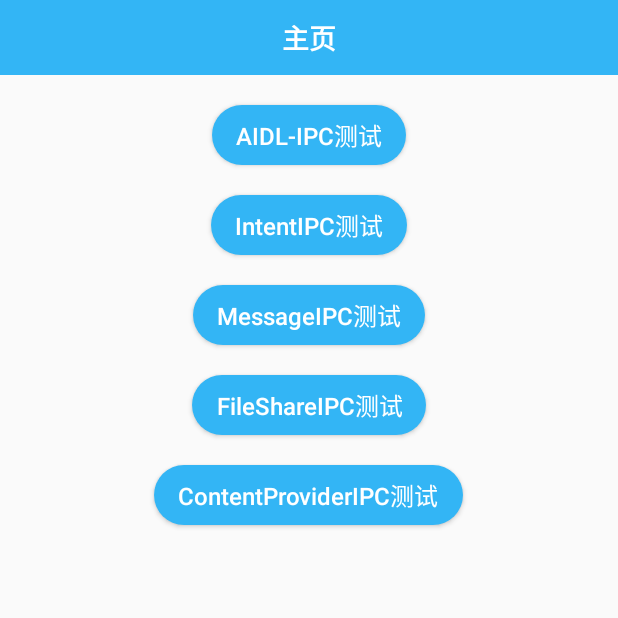
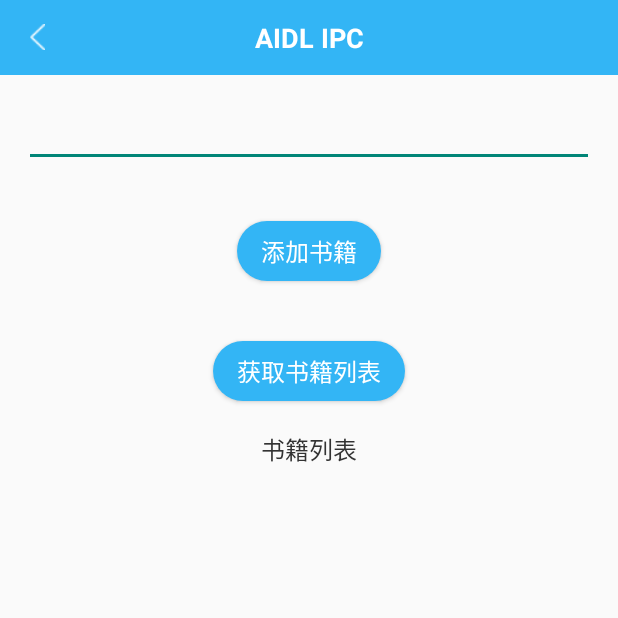
Before and after one commit to dengdongqi/IPC_APP, an Android app: the screen it shows after launch (MainActivity before the commit, AIDLIPCActivity after it), after a tap on "AIDL-IPC测试", on a phone screen of 412 x 824 dp, the top half of it. Run offline under Robolectric (Android 15) with nearby library versions, the phone set to English and light mode, and no system bars; libraries missing offline, so code that uses them is left out: com.blankj.utilcode, com.githang.statusbar; 5 statements that could not run were skipped.

Commit message:
完成 AIDL IPC

```diff
--- a/app/src/main/java/com/dengdongqi/ipc_app/MainActivity.kt
+++ b/app/src/main/java/com/dengdongqi/ipc_app/MainActivity.kt
@@ -7,6 +7,7 @@ import android.support.v4.content.ContextCompat
 import android.view.View
 import com.blankj.utilcode.constant.PermissionConstants
 import com.blankj.utilcode.util.*
+import com.dengdongqi.ipc_app.aidl.AIDLIPCActivity
 import com.dengdongqi.ipc_app.contentProvider.ContentProviderIPCActivity
 import com.dengdongqi.ipc_app.fileShare.FileIpcActivity
 import com.githang.statusbar.StatusBarCompat
@@ -100,6 +101,20 @@ class MainActivity : AppCompatActivity() {
 
         bt5.setOnClickListener {
             //AIDL IPC
+            /*
+                1.创建 AIDL
+                创建要操作的实体类（Book.kt），实现 Parcelable 接口，以便序列化/反序列化;
+                AS下 File - new - AIDL 命名实体类相同名(Book.aidl) 删除默认接口 import 实体类
+                新建 BookController.aidl 文件夹，在其中创建接口 aidl 文件以及实体类的映射 aidl 文件
+                Make project ，生成  Binder 的 Java 文件（app/build/generated.....BookController）
+                2.服务端
+                创建 Service，在其中创建上面生成的 Binder 对象实例(BookController.Stub())，实现接口定义的方法并在 onBind() 中返回
+                3.客户端
+                实现 ServiceConnection 接口，在其中拿到 AIDL 类
+                bindService()
+                调用 AIDL 类中定义好的操作请求
+            * */
+            startActivity(Intent(this,AIDLIPCActivity::class.java))
         }
     }
 }
--- a/app/src/main/java/com/dengdongqi/ipc_app/aidl/AIDLIPCActivity.kt
+++ b/app/src/main/java/com/dengdongqi/ipc_app/aidl/AIDLIPCActivity.kt
@@ -1,13 +1,111 @@
 package com.dengdongqi.ipc_app.aidl
 
+import android.content.ComponentName
+import android.content.Context
+import android.content.Intent
+import android.content.ServiceConnection
 import android.support.v7.app.AppCompatActivity
 import android.os.Bundle
+import android.os.IBinder
+import android.os.RemoteException
+import android.support.v4.content.ContextCompat
+import com.blankj.utilcode.util.LogUtils
+import com.blankj.utilcode.util.ToastUtils
+import com.dengdongqi.ipc_app.BookController
 import com.dengdongqi.ipc_app.R
+import com.githang.statusbar.StatusBarCompat
+import kotlinx.android.synthetic.main.activity_aidlipc.*
+import kotlinx.android.synthetic.main.title_bar.*
 
 class AIDLIPCActivity : AppCompatActivity() {
+
+    companion object {
+        val TAG = AIDLIPCActivity::class.java.simpleName
+    }
+
+    private lateinit var controller : BookController
+    private lateinit var list : MutableList<Book>
+    private var connected = false
 
     override fun onCreate(savedInstanceState: Bundle?) {
         super.onCreate(savedInstanceState)
         setContentView(R.layout.activity_aidlipc)
+        inits()
+        event()
+    }
+
+    private fun inits() {
+        StatusBarCompat.setStatusBarColor(this, ContextCompat.getColor(this,R.color.baseColor))
+        tvTitle.text = "AIDL IPC"
+        bindAidlService()
+    }
+
+    private val connection =  object :ServiceConnection{
+        override fun onServiceDisconnected(name: ComponentName?) {
+            connected = false
+            LogUtils.e("绑定服务失败")
+        }
+
+        override fun onServiceConnected(name: ComponentName?, service: IBinder?) {
+            LogUtils.e("绑定服务成功")
+            controller = BookController.Stub.asInterface(service)
+            connected = true
+        }
+
+    }
+
+    private fun bindAidlService() {
+        var intent = Intent()
+        intent.`package` = "com.dengdongqi.ipc_app"
+        intent.action = "com.dengdongqi.ipc_app.aidl.service"
+        bindService(intent,connection, Context.BIND_AUTO_CREATE)
+    }
+
+    private fun event() {
+
+        ivBack.setOnClickListener {
+            finish()
+        }
+
+        btAddBook.setOnClickListener {
+            if (etBook.text.toString().isEmpty()){
+                ToastUtils.showShort("请输入添加的书名")
+                return@setOnClickListener
+            }
+            if (connected){
+                val book = Book(etBook.text.toString())
+                try {
+                    controller.addBookInOut(book)
+                    LogUtils.e("向服务器以InOut方式添加了一本新书.新书名：${book.name}")
+                }catch (e: RemoteException){
+                    e.printStackTrace()
+                }
+            }
+        }
+
+        btGetBookList.setOnClickListener {
+            if (connected){
+                try {
+                    list = controller.bookList
+                    LogUtils.e(list.toString())
+                    tvContent.text = ""
+                    if (!list.isNullOrEmpty()){
+                        for (book in list){
+                            if (book != null && !book.name.isNullOrEmpty()) {
+                                tvContent.text = "${tvContent.text}\n${book.name}"
+                            }
+                        }
+                    }
+                }catch (e: RemoteException){
+                    e.printStackTrace()
+                }
+            }
+        }
+    }
+
+
+    override fun onDestroy() {
+        super.onDestroy()
+        unbindService(connection)
     }
 }
--- a/app/src/main/res/layout/activity_aidlipc.xml
+++ b/app/src/main/res/layout/activity_aidlipc.xml
@@ -1,10 +1,50 @@
 <?xml version="1.0" encoding="utf-8"?>
-<android.support.constraint.ConstraintLayout
-        xmlns:android="http://schemas.android.com/apk/res/android"
-        xmlns:tools="http://schemas.android.com/tools"
-        xmlns:app="http://schemas.android.com/apk/res-auto"
+<LinearLayout
+    xmlns:android="http://schemas.android.com/apk/res/android"
+    xmlns:tools="http://schemas.android.com/tools"
+    xmlns:app="http://schemas.android.com/apk/res-auto"
+    android:layout_width="match_parent"
+    android:layout_height="match_parent"
+    android:orientation="vertical"
+    android:gravity="center_horizontal"
+    >
+
+    <include layout="@layout/title_bar"/>
+
+
+    <EditText
+        android:id="@+id/etBook"
         android:layout_width="match_parent"
-        android:layout_height="match_parent"
-        >
+        android:layout_height="wrap_content"
+        android:layout_margin="16dp"
+        />
 
-</android.support.constraint.ConstraintLayout>
+    <Button
+        android:id="@+id/btAddBook"
+        style="@style/btStyle"
+        android:background="@drawable/bt_bg"
+        android:text="添加书籍"
+        android:layout_marginTop="20dp"
+        />
+
+
+    <Button
+        android:id="@+id/btGetBookList"
+        style="@style/btStyle"
+        android:background="@drawable/bt_bg"
+        android:text="获取书籍列表"
+        android:layout_marginTop="40dp"
+        />
+
+    <TextView
+        android:id="@+id/tvContent"
+        android:layout_width="match_parent"
+        android:layout_height="wrap_content"
+        android:gravity="center"
+        android:text="书籍列表"
+        android:textSize="16sp"
+        android:textColor="#333333"
+        android:layout_marginTop="20dp"
+        />
+
+</LinearLayout>
```
Also changed, not shown: app/src/main/AndroidManifest.xml (+17 -8 lines), app/src/main/java/com/dengdongqi/ipc_app/aidl/AidlService.kt (added, +50 -0 lines), app/src/main/java/com/dengdongqi/ipc_app/aidl/Book.kt (added, +34 -0 lines), app/src/main/aidl/com/dengdongqi/ipc_app/BookController.aidl (added), app/src/main/aidl/com/dengdongqi/ipc_app/aidl/Book.aidl (added).
